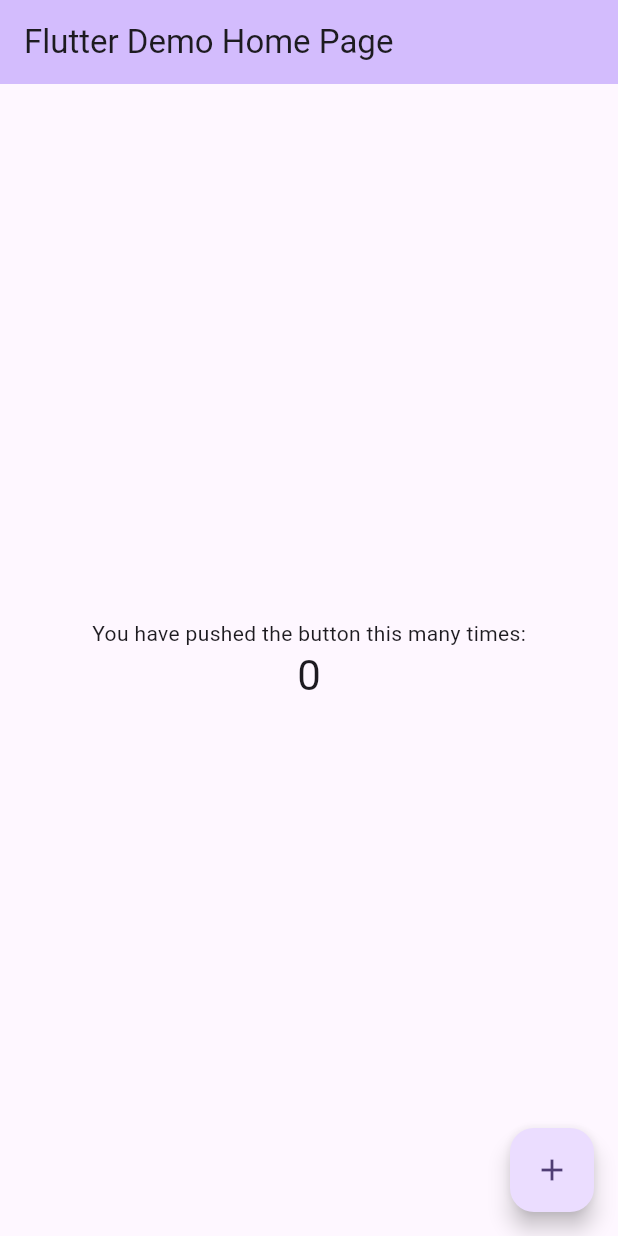
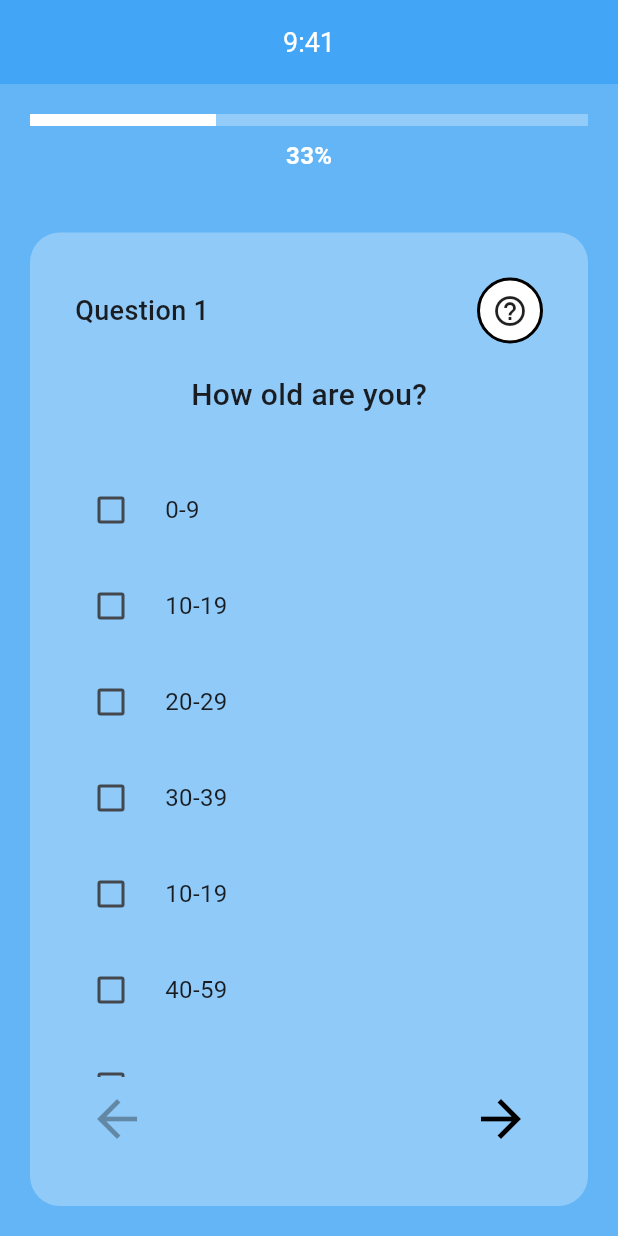
Before and after one commit to JayReeMarine/FWG-Adaptive-Assessments, a Flutter app: the screen it shows after launch, on a phone screen of 412 x 824 dp. Run offline on Flutter 3.47's test engine with Material 3 defaults, Android fonts, the phone set to English and light mode, and no system bars.

Commit message:
Created mockup

```diff
--- a/flutter_mockup/lib/main.dart
+++ b/flutter_mockup/lib/main.dart
@@ -1,4 +1,5 @@
 import 'package:flutter/material.dart';
+import 'screens/survey_page.dart';
 
 void main() {
   runApp(const MyApp());
@@ -7,116 +8,15 @@ void main() {
 class MyApp extends StatelessWidget {
   const MyApp({super.key});
 
-  // This widget is the root of your application.
   @override
   Widget build(BuildContext context) {
     return MaterialApp(
-      title: 'Flutter Demo',
+      title: 'Survey App',
       theme: ThemeData(
-        // This is the theme of your application.
-        //
-        // TRY THIS: Try running your application with "flutter run". You'll see
-        // the application has a purple toolbar. Then, without quitting the app,
-        // try changing the seedColor in the colorScheme below to Colors.green
-        // and then invoke "hot reload" (save your changes or press the "hot
-        // reload" button in a Flutter-supported IDE, or press "r" if you used
-        // the command line to start the app).
-        //
-        // Notice that the counter didn't reset back to zero; the application
-        // state is not lost during the reload. To reset the state, use hot
-        // restart instead.
-        //
-        // This works for code too, not just values: Most code changes can be
-        // tested with just a hot reload.
-        colorScheme: ColorScheme.fromSeed(seedColor: Colors.deepPurple),
+        colorScheme: ColorScheme.fromSeed(seedColor: Colors.blue),
+        useMaterial3: true,
       ),
-      home: const MyHomePage(title: 'Flutter Demo Home Page'),
+      home: const SurveyPage(),
     );
   }
 }
-
-class MyHomePage extends StatefulWidget {
-  const MyHomePage({super.key, required this.title});
-
-  // This widget is the home page of your application. It is stateful, meaning
-  // that it has a State object (defined below) that contains fields that affect
-  // how it looks.
-
-  // This class is the configuration for the state. It holds the values (in this
-  // case the title) provided by the parent (in this case the App widget) and
-  // used by the build method of the State. Fields in a Widget subclass are
-  // always marked "final".
-
-  final String title;
-
-  @override
-  State<MyHomePage> createState() => _MyHomePageState();
-}
-
-class _MyHomePageState extends State<MyHomePage> {
-  int _counter = 0;
-
-  void _incrementCounter() {
-    setState(() {
-      // This call to setState tells the Flutter framework that something has
-      // changed in this State, which causes it to rerun the build method below
-      // so that the display can reflect the updated values. If we changed
-      // _counter without calling setState(), then the build method would not be
-      // called again, and so nothing would appear to happen.
-      _counter++;
-    });
-  }
-
-  @override
-  Widget build(BuildContext context) {
-    // This method is rerun every time setState is called, for instance as done
-    // by the _incrementCounter method above.
-    //
-    // The Flutter framework has been optimized to make rerunning build methods
-    // fast, so that you can just rebuild anything that needs updating rather
-    // than having to individually change instances of widgets.
-    return Scaffold(
-      appBar: AppBar(
-        // TRY THIS: Try changing the color here to a specific color (to
-        // Colors.amber, perhaps?) and trigger a hot reload to see the AppBar
-        // change color while the other colors stay the same.
-        backgroundColor: Theme.of(context).colorScheme.inversePrimary,
-        // Here we take the value from the MyHomePage object that was created by
-        // the App.build method, and use it to set our appbar title.
-        title: Text(widget.title),
-      ),
-      body: Center(
-        // Center is a layout widget. It takes a single child and positions it
-        // in the middle of the parent.
-        child: Column(
-          // Column is also a layout widget. It takes a list of children and
-          // arranges them vertically. By default, it sizes itself to fit its
-          // children horizontally, and tries to be as tall as its parent.
-          //
-          // Column has various properties to control how it sizes itself and
-          // how it positions its children. Here we use mainAxisAlignment to
-          // center the children vertically; the main axis here is the vertical
-          // axis because Columns are vertical (the cross axis would be
-          // horizontal).
-          //
-          // TRY THIS: Invoke "debug painting" (choose the "Toggle Debug Paint"
-          // action in the IDE, or press "p" in the console), to see the
-          // wireframe for each widget.
-          mainAxisAlignment: MainAxisAlignment.center,
-          children: <Widget>[
-            const Text('You have pushed the button this many times:'),
-            Text(
-              '$_counter',
-              style: Theme.of(context).textTheme.headlineMedium,
-            ),
-          ],
-        ),
-      ),
-      floatingActionButton: FloatingActionButton(
-        onPressed: _incrementCounter,
-        tooltip: 'Increment',
-        child: const Icon(Icons.add),
-      ), // This trailing comma makes auto-formatting nicer for build methods.
-    );
-  }
-}
--- /dev/null
+++ b/flutter_mockup/lib/models/question.dart
@@ -0,0 +1,15 @@
+class Question {
+  final String question;
+  final List<String> options;
+  final String helpTitle;
+  final String helpText;
+  Set<int> selected;
+
+  Question({
+    required this.question,
+    required this.options,
+    required this.helpTitle,
+    required this.helpText,
+    Set<int>? selected,
+  }) : selected = selected ?? {};
+}
--- /dev/null
+++ b/flutter_mockup/lib/screens/survey_page.dart
@@ -0,0 +1,82 @@
+import 'package:flutter/material.dart';
+import '../models/question.dart';
+import '../utils/constants.dart';
+import '../widgets/progress_bar.dart';
+import '../widgets/question_card.dart';
+
+class SurveyPage extends StatefulWidget {
+  const SurveyPage({super.key});
+
+  @override
+  State<SurveyPage> createState() => _SurveyPageState();
+}
+
+class _SurveyPageState extends State<SurveyPage> {
+  int currentQuestion = 0;
+  late List<Question> questions;
+
+  @override
+  void initState() {
+    super.initState();
+    questions = AppData.getSurveyQuestions();
+  }
+
+  double get progress => (currentQuestion + 1) / questions.length;
+
+  void toggleOption(int index) {
+    setState(() {
+      if (questions[currentQuestion].selected.contains(index)) {
+        questions[currentQuestion].selected.remove(index);
+      } else {
+        questions[currentQuestion].selected.add(index);
+      }
+    });
+  }
+
+  void goToNextQuestion() {
+    if (currentQuestion < questions.length - 1) {
+      setState(() {
+        currentQuestion++;
+      });
+    }
+  }
+
+  void goToPreviousQuestion() {
+    if (currentQuestion > 0) {
+      setState(() {
+        currentQuestion--;
+      });
+    }
+  }
+
+  @override
+  Widget build(BuildContext context) {
+    return Scaffold(
+      backgroundColor: AppColors.secondary,
+      appBar: AppBar(
+        backgroundColor: AppColors.primary,
+        elevation: 0,
+        title: const Center(
+          child: Text(
+            '9:41',
+            style: TextStyle(color: Colors.white, fontSize: 18),
+          ),
+        ),
+      ),
+      body: Column(
+        children: [
+          SurveyProgressBar(progress: progress),
+          Expanded(
+            child: QuestionCard(
+              question: questions[currentQuestion],
+              questionNumber: currentQuestion + 1,
+              onOptionToggle: toggleOption,
+              onPrevious: currentQuestion > 0 ? goToPreviousQuestion : null,
+              onNext: currentQuestion < questions.length - 1 ? goToNextQuestion : null,
+            ),
+          ),
+        ],
+      ),
+    );
+  }
+}
--- /dev/null
+++ b/flutter_mockup/lib/utils/constants.dart
@@ -0,0 +1,35 @@
+import 'package:flutter/material.dart';
+import '../models/question.dart';
+
+class AppColors {
+  static final Color primary = Colors.blue[400]!;
+  static final Color secondary = Colors.blue[300]!;
+  static final Color cardBackground = Colors.blue[200]!;
+  static const Color textPrimary = Colors.black;
+  static const Color textSecondary = Colors.white;
+}
+
+class AppData {
+  static List<Question> getSurveyQuestions() {
+    return [
+      Question(
+        question: 'How old are you?',
+        options: ['0-9', '10-19', '20-29', '30-39', '10-19', '40-59', '59-60', '69-70', '70+'],
+        helpTitle: 'Why do we ask this?',
+        helpText: 'Body text for whatever you\'d like to say. Add main takeaway points, quotes, anecdotes, or even a very very short story.',
+      ),
+      Question(
+        question: 'What is your favorite color?',
+        options: ['Red', 'Blue', 'Green', 'Yellow', 'Purple', 'Orange'],
+        helpTitle: 'Why do we ask this?',
+        helpText: 'Understanding your color preferences helps us personalize your experience.',
+      ),
+      Question(
+        question: 'Which hobbies do you enjoy?',
+        options: ['Reading', 'Sports', 'Gaming', 'Cooking', 'Travel', 'Music'],
+        helpTitle: 'Why do we ask this?',
+        helpText: 'Your hobbies help us recommend relevant content and connect you with like-minded people.',
+      ),
+    ];
+  }
+}
--- /dev/null
+++ b/flutter_mockup/lib/widgets/help_dialog.dart
@@ -0,0 +1,72 @@
+import 'package:flutter/material.dart';
+import '../models/question.dart';
+
+class HelpDialog extends StatelessWidget {
+  final Question question;
+
+  const HelpDialog({super.key, required this.question});
+
+  @override
+  Widget build(BuildContext context) {
+    return Dialog(
+      shape: RoundedRectangleBorder(
+        borderRadius: BorderRadius.circular(20),
+      ),
+      child: Container(
+        padding: const EdgeInsets.all(24),
+        child: Column(
+          mainAxisSize: MainAxisSize.min,
+          crossAxisAlignment: CrossAxisAlignment.start,
+          children: [
+            Row(
+              children: [
+                Container(
+                  padding: const EdgeInsets.all(8),
+                  decoration: BoxDecoration(
+                    shape: BoxShape.circle,
+                    border: Border.all(color: Colors.black, width: 2),
+                  ),
+                  child: const Icon(Icons.info_outline, size: 20),
+                ),
+                const SizedBox(width: 12),
+                Expanded(
+                  child: Text(
+                    question.helpTitle,
+                    style: const TextStyle(
+                      fontSize: 20,
+                      fontWeight: FontWeight.bold,
+                    ),
+                  ),
+                ),
+              ],
+            ),
+            const SizedBox(height: 16),
+            Text(
+              question.helpText,
+              style: TextStyle(
+                fontSize: 14,
+                color: Colors.grey[700],
+                height: 1.5,
+              ),
+            ),
+            const SizedBox(height: 24),
+            OutlinedButton(
+              onPressed: () => Navigator.of(context).pop(),
+              style: OutlinedButton.styleFrom(
+                side: const BorderSide(color: Colors.black, width: 2),
+                shape: RoundedRectangleBorder(
+                  borderRadius: BorderRadius.circular(8),
+                ),
+                padding: const EdgeInsets.symmetric(horizontal: 24, vertical: 12),
+              ),
+              child: const Text(
+                'Close',
+                style: TextStyle(color: Colors.black),
+              ),
+            ),
+          ],
+        ),
+      ),
+    );
+  }
+}
--- /dev/null
+++ b/flutter_mockup/lib/widgets/progress_bar.dart
@@ -0,0 +1,36 @@
+import 'package:flutter/material.dart';
+import '../utils/constants.dart';
+
+class SurveyProgressBar extends StatelessWidget {
+  final double progress;
+
+  const SurveyProgressBar({super.key, required this.progress});
+
+  @override
+  Widget build(BuildContext context) {
+    return Container(
+      width: double.infinity,
+      padding: const EdgeInsets.all(20),
+      color: AppColors.secondary,
+      child: Column(
+        children: [
+          LinearProgressIndicator(
+            value: progress,
+            backgroundColor: Colors.white.withOpacity(0.3),
+            valueColor: const AlwaysStoppedAnimation<Color>(Colors.white),
+            minHeight: 8,
+          ),
+          const SizedBox(height: 8),
+          Text(
+            '${(progress * 100).toInt()}%',
+            style: const TextStyle(
+              color: Colors.white,
+              fontSize: 16,
+              fontWeight: FontWeight.bold,
+            ),
+          ),
+        ],
+      ),
+    );
+  }
+}
--- /dev/null
+++ b/flutter_mockup/lib/widgets/question_card.dart
@@ -0,0 +1,125 @@
+import 'package:flutter/material.dart';
+import '../models/question.dart';
+import '../utils/constants.dart';
+import 'help_dialog.dart';
+
+class QuestionCard extends StatelessWidget {
+  final Question question;
+  final int questionNumber;
+  final Function(int) onOptionToggle;
+  final VoidCallback? onPrevious;
+  final VoidCallback? onNext;
+
+  const QuestionCard({
+    super.key,
+    required this.question,
+    required this.questionNumber,
+    required this.onOptionToggle,
+    this.onPrevious,
+    this.onNext,
+  });
+
+  void _showHelpDialog(BuildContext context) {
+    showDialog(
+      context: context,
+      builder: (BuildContext context) => HelpDialog(question: question),
+    );
+  }
+
+  @override
+  Widget build(BuildContext context) {
+    return Container(
+      margin: const EdgeInsets.all(20),
+      padding: const EdgeInsets.all(30),
+      decoration: BoxDecoration(
+        color: AppColors.cardBackground,
+        borderRadius: BorderRadius.circular(20),
+      ),
+      child: Column(
+        children: [
+          // Question Header
+          Row(
+            mainAxisAlignment: MainAxisAlignment.spaceBetween,
+            children: [
+              Text(
+                'Question $questionNumber',
+                style: const TextStyle(
+                  fontSize: 18,
+                  fontWeight: FontWeight.w500,
+                ),
+              ),
+              InkWell(
+                onTap: () => _showHelpDialog(context),
+                child: Container(
+                  padding: const EdgeInsets.all(8),
+                  decoration: BoxDecoration(
+                    color: Colors.white,
+                    shape: BoxShape.circle,
+                    border: Border.all(color: Colors.black, width: 2),
+                  ),
+                  child: const Icon(Icons.help_outline, size: 24),
+                ),
+              ),
+            ],
+          ),
+          const SizedBox(height: 20),
+          // Question Text
+          Text(
+            question.question,
+            style: const TextStyle(
+              fontSize: 20,
+              fontWeight: FontWeight.w500,
+            ),
+          ),
+          const SizedBox(height: 30),
+          // Options List
+          Expanded(
+            child: ListView.builder(
+              itemCount: question.options.length,
+              itemBuilder: (context, index) {
+                final isSelected = question.selected.contains(index);
+                return Padding(
+                  padding: const EdgeInsets.symmetric(vertical: 8),
+                  child: InkWell(
+                    onTap: () => onOptionToggle(index),
+                    child: Row(
+                      children: [
+                        Checkbox(
+                          value: isSelected,
+                          onChanged: (value) => onOptionToggle(index),
+                          activeColor: Colors.black,
+                          checkColor: Colors.white,
+                        ),
+                        const SizedBox(width: 12),
+                        Text(
+                          question.options[index],
+                          style: const TextStyle(fontSize: 16),
+                        ),
+                      ],
+                    ),
+                  ),
+                );
+              },
+            ),
+          ),
+          // Navigation Buttons
+          Row(
+            mainAxisAlignment: MainAxisAlignment.spaceBetween,
+            children: [
+              IconButton(
+                onPressed: onPrevious,
+                icon: const Icon(Icons.arrow_back, size: 40),
+                color: Colors.black,
+              ),
+              IconButton(
+                onPressed: onNext,
+                icon: const Icon(Icons.arrow_forward, size: 40),
+                color: Colors.black,
+              ),
+            ],
+          ),
+        ],
+      ),
+    );
+  }
+}
```
